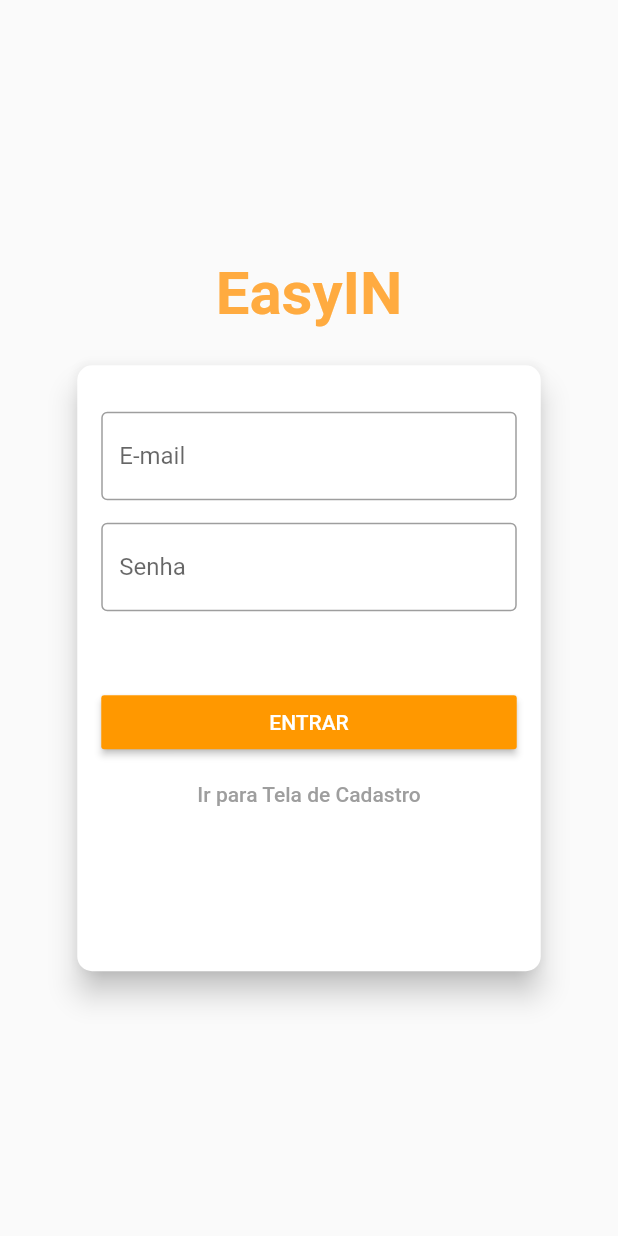
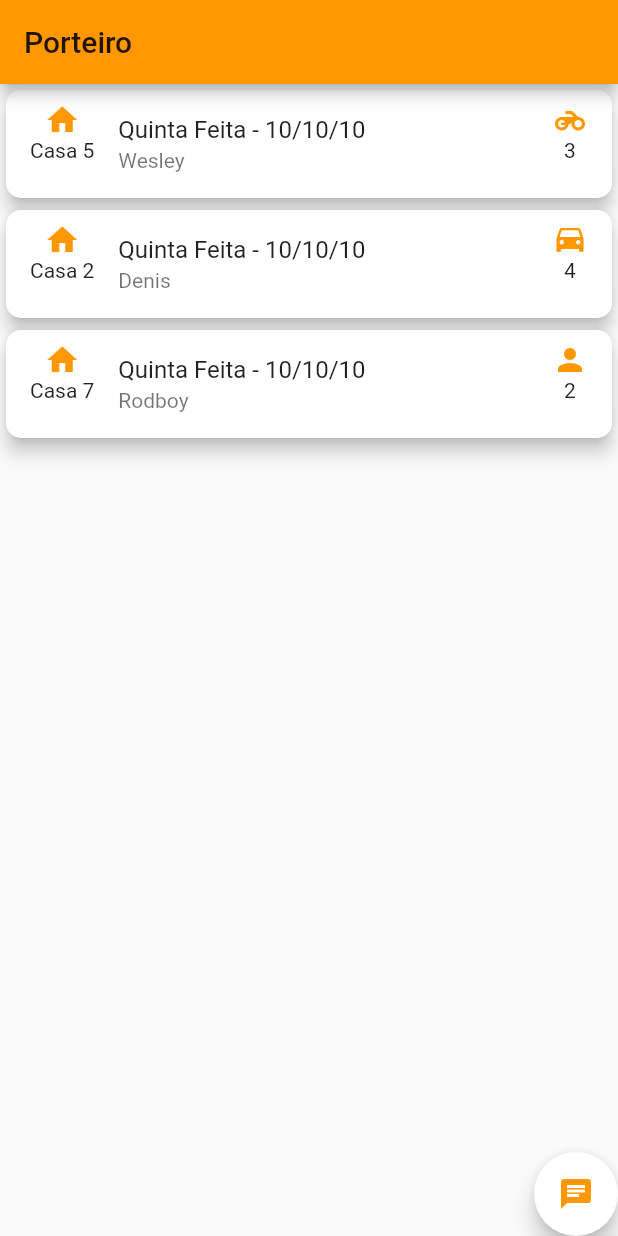
Before and after one commit to diCaminha/easyIN, a Flutter app: the screen it shows after launch, on a phone screen of 412 x 824 dp. Run offline on Flutter 3.47's test engine with Material 2 defaults, Android fonts, the phone set to English and light mode, and no system bars; our stand-ins replace cloud_firestore, firebase_auth; accounts and stored records are empty.

Commit message:
Criando o básico da tela

```diff
--- a/lib/main.dart
+++ b/lib/main.dart
@@ -1,7 +1,6 @@
 import 'package:easyin/screens/auth_screen.dart';
-import 'package:easyin/screens/home_condominio_screen.dart';
+import 'package:easyin/screens/concierge_screen/concierge_page.dart';
 import 'package:flutter/material.dart';
-
 
 void main() => runApp(MyApp());
 
@@ -10,12 +9,13 @@ class MyApp extends StatelessWidget {
   @override
   Widget build(BuildContext context) {
     return MaterialApp(
-      title: 'Condo App',
+      title: 'EasyIn',
+      debugShowCheckedModeBanner: false,
       theme: ThemeData(
         primarySwatch: Colors.orange,
         accentColor: Colors.white
       ),
-      home: AuthScreen(),
+      home: ConciergePage(),
       routes: {
 
       },
--- /dev/null
+++ b/lib/models/enum/tipo_entrada.dart
@@ -0,0 +1 @@
+enum TipoEntrada { CARRO, MOTO, PESSOA }
--- /dev/null
+++ b/lib/models/visita.dart
@@ -0,0 +1,39 @@
+import 'package:easyin/models/enum/tipo_entrada.dart';
+import 'package:flutter/cupertino.dart';
+
+class Visita {
+  String id;
+  String data;
+  String pessoaOuPlaca;
+  TipoEntrada tipoEntrada;
+  int quantidadeDePessoas;
+  bool entrou;
+
+  Visita({
+    @required this.id,
+    @required this.data,
+    @required this.pessoaOuPlaca,
+    @required this.tipoEntrada,
+    @required this.quantidadeDePessoas,
+    this.entrou
+  });
+
+  Visita.fromJson(Map<String, dynamic> json) {
+      id = json['id'];
+      data = json['data'];
+      pessoaOuPlaca = json['pessoaOuPlaca'];
+      tipoEntrada = _toTipoEntrada(json['tipoEntrada']);
+      quantidadeDePessoas = json['quantidadeDePessoas'];
+      entrou = json['entrou'];
+  }
+
+  TipoEntrada _toTipoEntrada(String tipoEntrada) {
+    if (tipoEntrada == '0') {
+      return TipoEntrada.CARRO;
+    } else if (tipoEntrada == '1') {
+      return TipoEntrada.MOTO;
+    } else {
+      return TipoEntrada.PESSOA;
+    }
+  }
+}
--- /dev/null
+++ b/lib/screens/concierge_screen/concierge_page.dart
@@ -0,0 +1,63 @@
+import 'package:easyin/models/enum/tipo_entrada.dart';
+import 'package:easyin/screens/concierge_screen/visits_card.dart';
+import 'package:flutter/cupertino.dart';
+import 'package:flutter/material.dart';
+
+class ConciergePage extends StatefulWidget {
+  @override
+  _ConciergePageState createState() => _ConciergePageState();
+}
+
+class _ConciergePageState extends State<ConciergePage> {
+  @override
+  Widget build(BuildContext context) {
+    return Scaffold(
+      appBar: AppBar(
+        title: Text("Porteiro"),
+      ),
+      body: Column(
+        children: <Widget>[
+          Expanded(
+            child: ListView.builder(
+                itemBuilder: (context, index) => Column(
+                      children: <Widget>[
+                        VisitsCard(
+                          data: "Quinta Feita - 10/10/10",
+                          casa: 'Casa 5',
+                          nome: 'Wesley',
+                          tipoEntrada: TipoEntrada.MOTO,
+                          quantidadePessoa: 3,
+                        ),
+                        VisitsCard(
+                          data: "Quinta Feita - 10/10/10",
+                          casa: 'Casa 2',
+                          nome: 'Denis',
+                          tipoEntrada: TipoEntrada.CARRO,
+                          quantidadePessoa: 4,
+                        ),
+                         VisitsCard(
+                          data: "Quinta Feita - 10/10/10",
+                          casa: 'Casa 7',
+                          nome: 'Rodboy',
+                          tipoEntrada: TipoEntrada.PESSOA,
+                          quantidadePessoa: 2,
+                        )
+                      ],
+                    ),
+                itemCount: 1),
+          ),
+          Align(
+            alignment: Alignment.centerRight,
+            child: FloatingActionButton(
+              child: Icon(
+                Icons.chat,
+                color: Colors.orange,
+              ),
+              onPressed: null,
+            ),
+          )
+        ],
+      ),
+    );
+  }
+}
--- /dev/null
+++ b/lib/screens/concierge_screen/visits_card.dart
@@ -0,0 +1,52 @@
+import 'package:easyin/models/enum/tipo_entrada.dart';
+import 'package:flutter/cupertino.dart';
+import 'package:flutter/material.dart';
+
+class VisitsCard extends StatelessWidget {
+  const VisitsCard(
+      {@required this.data,
+      @required this.casa,
+      @required this.nome,
+      @required this.tipoEntrada,
+      @required this.quantidadePessoa});
+
+  final String data;
+  final String casa;
+  final String nome;
+  final TipoEntrada tipoEntrada;
+  final int quantidadePessoa;
+
+  @override
+  Widget build(BuildContext context) {
+    return Card(
+        elevation: 5.0,
+        shape: RoundedRectangleBorder(
+          borderRadius: BorderRadius.circular(10.0),
+        ),
+        child: ListTile(
+          title: Text(this.data),
+          leading: Column(
+            children: <Widget>[
+              Icon(
+                Icons.home,
+                color: Colors.orange,
+              ),
+              Text(this.casa),
+            ],
+          ),
+          subtitle: Text(this.nome),
+          trailing: Column(
+            children: <Widget>[
+              Icon(
+                  this.tipoEntrada == TipoEntrada.CARRO
+                      ? Icons.drive_eta
+                      : this.tipoEntrada == TipoEntrada.MOTO
+                          ? Icons.motorcycle
+                          : Icons.person,
+                  color: Colors.orange),
+              Text(this.quantidadePessoa.toString())
+            ],
+          ),
+        ));
+  }
+}
--- a/lib/screens/home_condominio_screen.dart
+++ b/lib/screens/home_condominio_screen.dart
@@ -1,5 +1,6 @@
 import 'package:cloud_firestore/cloud_firestore.dart';
 import 'package:easyin/models/condominio.dart';
+import 'package:easyin/screens/auth_screen.dart';
 import 'package:easyin/screens/home_page.dart';
 import 'package:flutter/material.dart';
 
@@ -24,7 +25,7 @@ class _HomeCondominioScreenState extends State {
       'numCasas': _condominio.numCasas
     });
     Navigator.push(
-        context, MaterialPageRoute(builder: (context) => HomePage()));
+        context, MaterialPageRoute(builder: (context) => AuthScreen()));
   }
 
   @override
```
